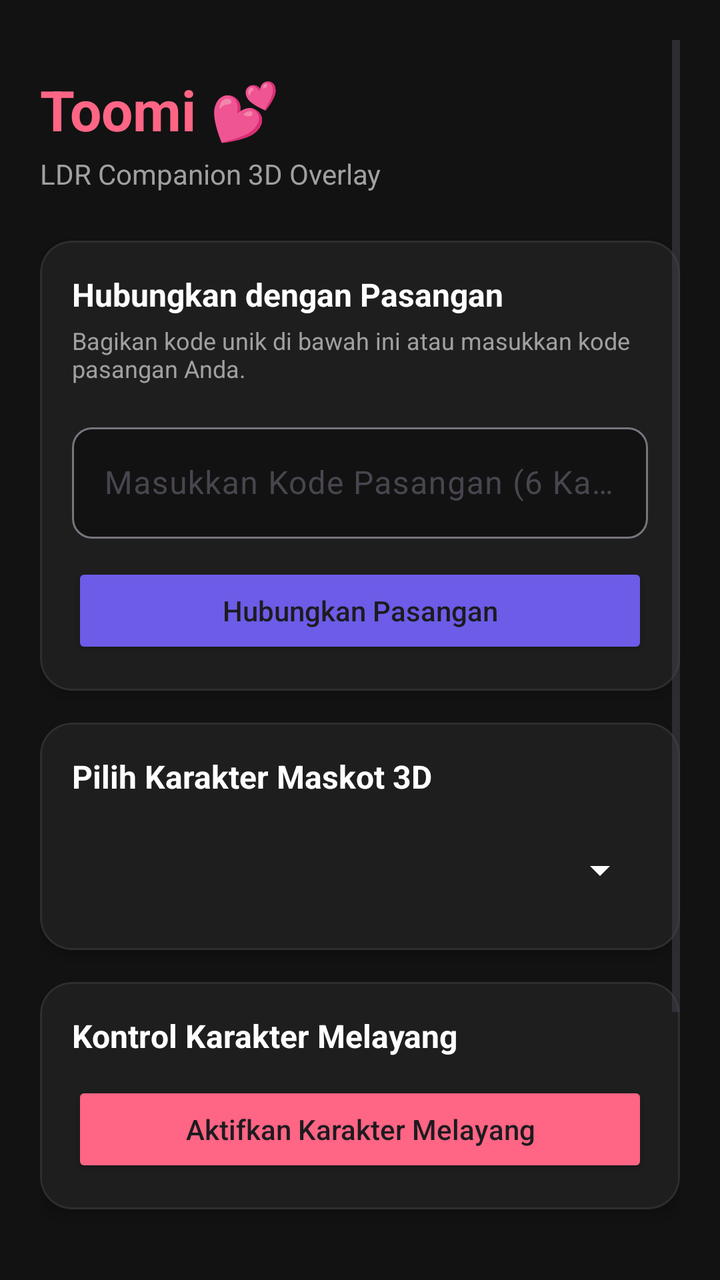
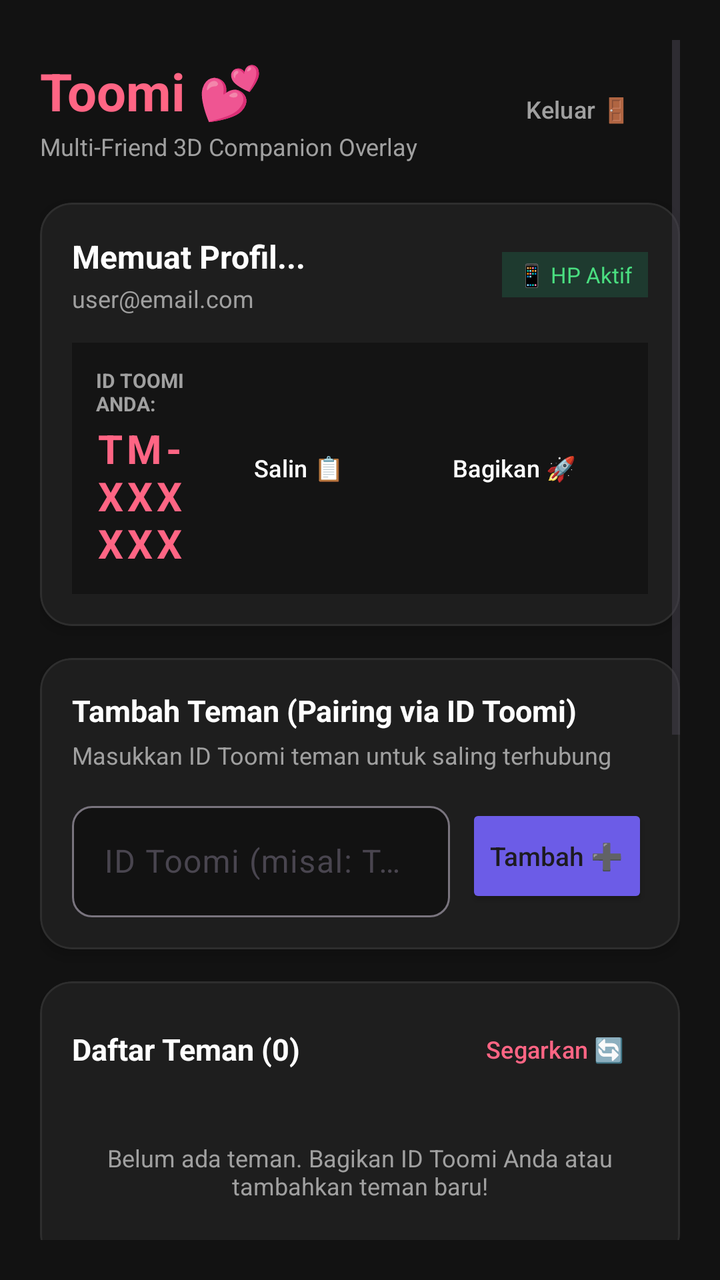

Before-and-after screenshots of an Android layout around one commit, followed by the original layout XML and the change that was made.
<!-- AndroidManifest.xml: application theme Theme.Toomi -->
<!-- res/layout/activity_main.xml -->
<?xml version="1.0" encoding="utf-8"?>
<ScrollView xmlns:android="http://schemas.android.com/apk/res/android"
    xmlns:app="http://schemas.android.com/apk/res-auto"
    android:layout_width="match_parent"
    android:layout_height="match_parent"
    android:background="@color/bg_dark"
    android:padding="20dp">

    <LinearLayout
        android:layout_width="match_parent"
        android:layout_height="wrap_content"
        android:orientation="vertical">

        
        <TextView
            android:layout_width="wrap_content"
            android:layout_height="wrap_content"
            android:layout_marginTop="16dp"
            android:text="Toomi 💕"
            android:textColor="@color/primary"
            android:textSize="28sp"
            android:textStyle="bold" />

        <TextView
            android:layout_width="wrap_content"
            android:layout_height="wrap_content"
            android:layout_marginTop="4dp"
            android:text="LDR Companion 3D Overlay"
            android:textColor="@color/text_muted"
            android:textSize="14sp" />

        
        <com.google.android.material.card.MaterialCardView
            android:layout_width="match_parent"
            android:layout_height="wrap_content"
            android:layout_marginTop="24dp"
            app:cardBackgroundColor="@color/card_bg"
            app:cardCornerRadius="16dp"
            app:cardElevation="4dp"
            app:strokeColor="#2E2E2E"
            app:strokeWidth="1dp">

            <LinearLayout
                android:layout_width="match_parent"
                android:layout_height="wrap_content"
                android:orientation="vertical"
                android:padding="16dp">

                <TextView
                    android:layout_width="wrap_content"
                    android:layout_height="wrap_content"
                    android:text="@string/title_pairing"
                    android:textColor="@color/text_white"
                    android:textSize="16sp"
                    android:textStyle="bold" />

                <TextView
                    android:layout_width="wrap_content"
                    android:layout_height="wrap_content"
                    android:layout_marginTop="4dp"
                    android:text="@string/desc_pairing"
                    android:textColor="@color/text_muted"
                    android:textSize="12sp" />

                <com.google.android.material.textfield.TextInputLayout
                    android:layout_width="match_parent"
                    android:layout_height="wrap_content"
                    android:layout_marginTop="16dp"
                    android:hint="Masukkan Kode Pasangan (6 Karakter)"
                    app:boxBackgroundColor="#121212"
                    app:boxCornerRadiusBottomEnd="10dp"
                    app:boxCornerRadiusBottomStart="10dp"
                    app:boxCornerRadiusTopEnd="10dp"
                    app:boxCornerRadiusTopStart="10dp">

                    <com.google.android.material.textfield.TextInputEditText
                        android:id="@+id/et_pair_code"
                        android:layout_width="match_parent"
                        android:layout_height="wrap_content"
                        android:textAllCaps="true"
                        android:textColor="@color/text_white" />
                </com.google.android.material.textfield.TextInputLayout>

                <Button
                    android:id="@+id/btn_connect_pair"
                    android:layout_width="match_parent"
                    android:layout_height="wrap_content"
                    android:layout_marginTop="12dp"
                    android:backgroundTint="@color/accent"
                    android:text="Hubungkan Pasangan"
                    android:textAllCaps="false" />
            </LinearLayout>
        </com.google.android.material.card.MaterialCardView>

        
        <com.google.android.material.card.MaterialCardView
            android:layout_width="match_parent"
            android:layout_height="wrap_content"
            android:layout_marginTop="16dp"
            app:cardBackgroundColor="@color/card_bg"
            app:cardCornerRadius="16dp"
            app:cardElevation="4dp"
            app:strokeColor="#2E2E2E"
            app:strokeWidth="1dp">

            <LinearLayout
                android:layout_width="match_parent"
                android:layout_height="wrap_content"
                android:orientation="vertical"
                android:padding="16dp">

                <TextView
                    android:layout_width="wrap_content"
                    android:layout_height="wrap_content"
                    android:text="Pilih Karakter Maskot 3D"
                    android:textColor="@color/text_white"
                    android:textSize="16sp"
                    android:textStyle="bold" />

                <Spinner
                    android:id="@+id/spinner_pet_selector"
                    android:layout_width="match_parent"
                    android:layout_height="48dp"
                    android:layout_marginTop="12dp"
                    android:backgroundTint="@color/text_white" />
            </LinearLayout>
        </com.google.android.material.card.MaterialCardView>

        
        <com.google.android.material.card.MaterialCardView
            android:layout_width="match_parent"
            android:layout_height="wrap_content"
            android:layout_marginTop="16dp"
            app:cardBackgroundColor="@color/card_bg"
            app:cardCornerRadius="16dp"
            app:cardElevation="4dp"
            app:strokeColor="#2E2E2E"
            app:strokeWidth="1dp">

            <LinearLayout
                android:layout_width="match_parent"
                android:layout_height="wrap_content"
                android:orientation="vertical"
                android:padding="16dp">

                <TextView
                    android:layout_width="wrap_content"
                    android:layout_height="wrap_content"
                    android:text="Kontrol Karakter Melayang"
                    android:textColor="@color/text_white"
                    android:textSize="16sp"
                    android:textStyle="bold" />

                <Button
                    android:id="@+id/btn_toggle_overlay"
                    android:layout_width="match_parent"
                    android:layout_height="wrap_content"
                    android:layout_marginTop="12dp"
                    android:backgroundTint="@color/primary"
                    android:text="@string/btn_start_overlay"
                    android:textAllCaps="false" />
            </LinearLayout>
        </com.google.android.material.card.MaterialCardView>

        
        <com.google.android.material.card.MaterialCardView
            android:layout_width="match_parent"
            android:layout_height="wrap_content"
            android:layout_marginTop="16dp"
            app:cardBackgroundColor="@color/card_bg"
            app:cardCornerRadius="16dp"
            app:cardElevation="4dp"
            app:strokeColor="#2E2E2E"
            app:strokeWidth="1dp">

            <LinearLayout
                android:layout_width="match_parent"
                android:layout_height="wrap_content"
                android:orientation="vertical"
                android:padding="16dp">

                <TextView
                    android:layout_width="wrap_content"
                    android:layout_height="wrap_content"
                    android:text="Uji Aksi Cepat ke Pasangan"
                    android:textColor="@color/text_white"
                    android:textSize="16sp"
                    android:textStyle="bold" />

                <Button
                    android:id="@+id/btn_send_poke"
                    android:layout_width="match_parent"
                    android:layout_height="wrap_content"
                    android:layout_marginTop="12dp"
                    android:backgroundTint="#3A3A3A"
                    android:text="@string/btn_send_poke"
                    android:textAllCaps="false"
                    android:textColor="@color/text_white" />

                <Button
                    android:id="@+id/btn_send_wave"
                    android:layout_width="match_parent"
                    android:layout_height="wrap_content"
                    android:layout_marginTop="8dp"
                    android:backgroundTint="#3A3A3A"
                    android:text="@string/btn_send_wave"
                    android:textAllCaps="false"
                    android:textColor="@color/text_white" />
            </LinearLayout>
        </com.google.android.material.card.MaterialCardView>

    </LinearLayout>
</ScrollView>
<!-- resources referenced by this layout -->
<resources>
  <color name="accent">#6C5CE7</color>
  <color name="bg_dark">#121212</color>
  <color name="card_bg">#1E1E1E</color>
  <color name="primary">#FF6584</color>
  <color name="text_muted">#A0A0A0</color>
  <color name="text_white">#FFFFFF</color>
  <string name="btn_send_poke">Kirim Poke (Cubit) 💖</string>
  <string name="btn_send_wave">Kirim Lambaian 👋</string>
  <string name="btn_start_overlay">Aktifkan Karakter Melayang</string>
  <string name="desc_pairing">Bagikan kode unik di bawah ini atau masukkan kode pasangan Anda.</string>
  <string name="title_pairing">Hubungkan dengan Pasangan</string>
  <style name="Theme.Toomi" parent="Theme.Material3.DayNight.NoActionBar">
          <item name="colorPrimary">@color/primary</item>
          <item name="colorSecondary">@color/accent</item>
          <item name="android:statusBarColor">@color/bg_dark</item>
      </style>
</resources>

<!-- the commit's change to res/layout/activity_main.xml (unified diff, before → after) -->
@@ -12,28 +12,52 @@
         android:orientation="vertical">
 
         
-        <TextView
-            android:layout_width="wrap_content"
-            android:layout_height="wrap_content"
-            android:layout_marginTop="16dp"
-            android:text="Toomi 💕"
-            android:textColor="@color/primary"
-            android:textSize="28sp"
-            android:textStyle="bold" />
-
-        <TextView
-            android:layout_width="wrap_content"
-            android:layout_height="wrap_content"
-            android:layout_marginTop="4dp"
-            android:text="LDR Companion 3D Overlay"
-            android:textColor="@color/text_muted"
-            android:textSize="14sp" />
-
-        
-        <com.google.android.material.card.MaterialCardView
-            android:layout_width="match_parent"
-            android:layout_height="wrap_content"
-            android:layout_marginTop="24dp"
+        <LinearLayout
+            android:layout_width="match_parent"
+            android:layout_height="wrap_content"
+            android:layout_marginTop="8dp"
+            android:gravity="center_vertical"
+            android:orientation="horizontal">
+
+            <LinearLayout
+                android:layout_width="0dp"
+                android:layout_height="wrap_content"
+                android:layout_weight="1"
+                android:orientation="vertical">
+
+                <TextView
+                    android:layout_width="wrap_content"
+                    android:layout_height="wrap_content"
+                    android:text="Toomi 💕"
+                    android:textColor="@color/primary"
+                    android:textSize="26sp"
+                    android:textStyle="bold" />
+
+                <TextView
+                    android:layout_width="wrap_content"
+                    android:layout_height="wrap_content"
+                    android:layout_marginTop="2dp"
+                    android:text="Multi-Friend 3D Companion Overlay"
+                    android:textColor="@color/text_muted"
+                    android:textSize="12sp" />
+            </LinearLayout>
+
+            <Button
+                android:id="@+id/btn_logout"
+                style="@style/Widget.Material3.Button.TonalButton"
+                android:layout_width="wrap_content"
+                android:layout_height="38dp"
+                android:backgroundTint="#333333"
+                android:text="Keluar 🚪"
+                android:textColor="@color/text_muted"
+                android:textSize="12sp" />
+        </LinearLayout>
+
+        
+        <com.google.android.material.card.MaterialCardView
+            android:layout_width="match_parent"
+            android:layout_height="wrap_content"
+            android:layout_marginTop="20dp"
             app:cardBackgroundColor="@color/card_bg"
             app:cardCornerRadius="16dp"
             app:cardElevation="4dp"
@@ -46,49 +70,178 @@
                 android:orientation="vertical"
                 android:padding="16dp">
 
-                <TextView
-                    android:layout_width="wrap_content"
-                    android:layout_height="wrap_content"
-                    android:text="@string/title_pairing"
+                <LinearLayout
+                    android:layout_width="match_parent"
+                    android:layout_height="wrap_content"
+                    android:gravity="center_vertical"
+                    android:orientation="horizontal">
+
+                    <LinearLayout
+                        android:layout_width="0dp"
+                        android:layout_height="wrap_content"
+                        android:layout_weight="1"
+                        android:orientation="vertical">
+
+                        <TextView
+                            android:id="@+id/tv_user_display_name"
+                            android:layout_width="wrap_content"
+                            android:layout_height="wrap_content"
+                            android:text="Memuat Profil..."
+                            android:textColor="@color/text_white"
+                            android:textSize="16sp"
+                            android:textStyle="bold" />
+
+                        <TextView
+                            android:id="@+id/tv_user_email"
+                            android:layout_width="wrap_content"
+                            android:layout_height="wrap_content"
+                            android:layout_marginTop="2dp"
+                            android:text="user@email.com"
+                            android:textColor="@color/text_muted"
+                            android:textSize="12sp" />
+                    </LinearLayout>
+
+                    <TextView
+                        android:id="@+id/tv_device_info"
+                        android:layout_width="wrap_content"
+                        android:layout_height="wrap_content"
+                        android:background="#1E3A2F"
+                        android:paddingHorizontal="8dp"
+                        android:paddingVertical="4dp"
+                        android:text="📱 HP Aktif"
+                        android:textColor="#4ADE80"
+                        android:textSize="11sp" />
+                </LinearLayout>
+
+                
+                <LinearLayout
+                    android:layout_width="match_parent"
+                    android:layout_height="wrap_content"
+                    android:layout_marginTop="14dp"
+                    android:background="#141414"
+                    android:gravity="center_vertical"
+                    android:orientation="horizontal"
+                    android:padding="12dp">
+
+                    <LinearLayout
+                        android:layout_width="0dp"
+                        android:layout_height="wrap_content"
+                        android:layout_weight="1"
+                        android:orientation="vertical">
+
+                        <TextView
+                            android:layout_width="wrap_content"
+                            android:layout_height="wrap_content"
+                            android:text="ID TOOMI ANDA:"
+                            android:textColor="@color/text_muted"
+                            android:textSize="10sp"
+                            android:textStyle="bold" />
+
+                        <TextView
+                            android:id="@+id/tv_my_toomi_id"
+                            android:layout_width="wrap_content"
+                            android:layout_height="wrap_content"
+                            android:layout_marginTop="2dp"
+                            android:letterSpacing="0.1"
+                            android:text="TM-XXXXXX"
+                            android:textColor="@color/primary"
+                            android:textSize="20sp"
+                            android:textStyle="bold" />
+                    </LinearLayout>
+
+                    <Button
+                        android:id="@+id/btn_copy_toomi_id"
+                        style="@style/Widget.Material3.Button.TonalButton"
+                        android:layout_width="wrap_content"
+                        android:layout_height="38dp"
+                        android:backgroundTint="#2C2C2C"
+                        android:text="Salin 📋"
+                        android:textColor="@color/text_white"
+                        android:textSize="12sp" />
+
+                    <Button
+                        android:id="@+id/btn_share_toomi_id"
+                        style="@style/Widget.Material3.Button.TonalButton"
+                        android:layout_width="wrap_content"
+                        android:layout_height="38dp"
+                        android:layout_marginStart="6dp"
+                        android:backgroundTint="#2C2C2C"
+                        android:text="Bagikan 🚀"
+                        android:textColor="@color/text_white"
+                        android:textSize="12sp" />
+                </LinearLayout>
+            </LinearLayout>
+        </com.google.android.material.card.MaterialCardView>
+
+        
+        <com.google.android.material.card.MaterialCardView
+            android:layout_width="match_parent"
+            android:layout_height="wrap_content"
+            android:layout_marginTop="16dp"
+            app:cardBackgroundColor="@color/card_bg"
+            app:cardCornerRadius="16dp"
+            app:cardElevation="4dp"
+            app:strokeColor="#2E2E2E"
+            app:strokeWidth="1dp">
+
+            <LinearLayout
+                android:layout_width="match_parent"
+                android:layout_height="wrap_content"
+                android:orientation="vertical"
+                android:padding="16dp">
+
+                <TextView
+                    android:layout_width="wrap_content"
+                    android:layout_height="wrap_content"
+                    android:text="Tambah Teman (Pairing via ID Toomi)"
                     android:textColor="@color/text_white"
-                    android:textSize="16sp"
+                    android:textSize="15sp"
                     android:textStyle="bold" />
 
                 <TextView
                     android:layout_width="wrap_content"
                     android:layout_height="wrap_content"
                     android:layout_marginTop="4dp"
-                    android:text="@string/desc_pairing"
+                    android:text="Masukkan ID Toomi teman untuk saling terhubung"
                     android:textColor="@color/text_muted"
                     android:textSize="12sp" />
 
-                <com.google.android.material.textfield.TextInputLayout
-                    android:layout_width="match_parent"
-                    android:layout_height="wrap_content"
-                    android:layout_marginTop="16dp"
-                    android:hint="Masukkan Kode Pasangan (6 Karakter)"
-                    app:boxBackgroundColor="#121212"
-                    app:boxCornerRadiusBottomEnd="10dp"
-                    app:boxCornerRadiusBottomStart="10dp"
-                    app:boxCornerRadiusTopEnd="10dp"
-                    app:boxCornerRadiusTopStart="10dp">
-
-                    <com.google.android.material.textfield.TextInputEditText
-                        android:id="@+id/et_pair_code"
-                        android:layout_width="match_parent"
-                        android:layout_height="wrap_content"
-                        android:textAllCaps="true"
-                        android:textColor="@color/text_white" />
-                </com.google.android.material.textfield.TextInputLayout>
-
-                <Button
-                    android:id="@+id/btn_connect_pair"
+                <LinearLayout
                     android:layout_width="match_parent"
                     android:layout_height="wrap_content"
                     android:layout_marginTop="12dp"
-                    android:backgroundTint="@color/accent"
-                    android:text="Hubungkan Pasangan"
-                    android:textAllCaps="false" />
+                    android:gravity="center_vertical"
+                    android:orientation="horizontal">
+
+                    <com.google.android.material.textfield.TextInputLayout
+                        android:layout_width="0dp"
+                        android:layout_height="wrap_content"
+                        android:layout_weight="1"
+                        android:hint="ID Toomi (misal: TM-9A2K7X)"
+                        app:boxBackgroundColor="#121212"
+                        app:boxCornerRadiusBottomEnd="10dp"
+                        app:boxCornerRadiusBottomStart="10dp"
+                        app:boxCornerRadiusTopEnd="10dp"
+                        app:boxCornerRadiusTopStart="10dp">
+
+                        <com.google.android.material.textfield.TextInputEditText
+                            android:id="@+id/et_search_toomi_id"
+                            android:layout_width="match_parent"
+                            android:layout_height="wrap_content"
+                            android:textAllCaps="true"
+                            android:textColor="@color/text_white" />
+                    </com.google.android.material.textfield.TextInputLayout>
+
+                    <Button
+                        android:id="@+id/btn_add_friend"
+                        android:layout_width="wrap_content"
+                        android:layout_height="52dp"
+                        android:layout_marginStart="8dp"
+                        android:backgroundTint="@color/accent"
+                        android:text="Tambah ➕"
+                        android:textAllCaps="false"
+                        android:textSize="13sp" />
+                </LinearLayout>
             </LinearLayout>
         </com.google.android.material.card.MaterialCardView>
 
@@ -109,19 +262,151 @@
                 android:orientation="vertical"
                 android:padding="16dp">
 
-                <TextView
-                    android:layout_width="wrap_content"
-                    android:layout_height="wrap_content"
-                    android:text="Pilih Karakter Maskot 3D"
+                <LinearLayout
+                    android:layout_width="match_parent"
+                    android:layout_height="wrap_content"
+                    android:gravity="center_vertical"
+                    android:orientation="horizontal">
+
+                    <TextView
+                        android:id="@+id/tv_friends_title"
+                        android:layout_width="0dp"
+                        android:layout_height="wrap_content"
+                        android:layout_weight="1"
+                        android:text="Daftar Teman (0)"
+                        android:textColor="@color/text_white"
+                        android:textSize="15sp"
+                        android:textStyle="bold" />
+
+                    <Button
+                        android:id="@+id/btn_refresh_friends"
+                        style="@style/Widget.Material3.Button.TextButton"
+                        android:layout_width="wrap_content"
+                        android:layout_height="36dp"
+                        android:text="Segarkan 🔄"
+                        android:textColor="@color/primary"
+                        android:textSize="12sp" />
+                </LinearLayout>
+
+                
+                <LinearLayout
+                    android:id="@+id/layout_friends_container"
+                    android:layout_width="match_parent"
+                    android:layout_height="wrap_content"
+                    android:layout_marginTop="12dp"
+                    android:orientation="vertical">
+
+                    <TextView
+                        android:id="@+id/tv_no_friends"
+                        android:layout_width="match_parent"
+                        android:layout_height="wrap_content"
+                        android:paddingVertical="16dp"
+                        android:gravity="center"
+                        android:text="Belum ada teman. Bagikan ID Toomi Anda atau tambahkan teman baru!"
+                        android:textColor="@color/text_muted"
+                        android:textSize="12sp" />
+                </LinearLayout>
+            </LinearLayout>
+        </com.google.android.material.card.MaterialCardView>
+
+        
+        <com.google.android.material.card.MaterialCardView
+            android:id="@+id/card_active_companion"
+            android:layout_width="match_parent"
+            android:layout_height="wrap_content"
+            android:layout_marginTop="16dp"
+            app:cardBackgroundColor="@color/card_bg"
+            app:cardCornerRadius="16dp"
+            app:cardElevation="4dp"
+            app:strokeColor="@color/primary"
+            app:strokeWidth="1.5dp">
+
+            <LinearLayout
+                android:layout_width="match_parent"
+                android:layout_height="wrap_content"
+                android:orientation="vertical"
+                android:padding="16dp">
+
+                <TextView
+                    android:layout_width="wrap_content"
+                    android:layout_height="wrap_content"
+                    android:text="Teman Terpasang di Layar 💖"
+                    android:textColor="@color/primary"
+                    android:textSize="14sp"
+                    android:textStyle="bold" />
+
+                <TextView
+                    android:id="@+id/tv_active_paired_friend"
+                    android:layout_width="wrap_content"
+                    android:layout_height="wrap_content"
+                    android:layout_marginTop="2dp"
+                    android:text="Pilih teman di atas untuk dipasangkan"
                     android:textColor="@color/text_white"
-                    android:textSize="16sp"
+                    android:textSize="15sp"
+                    android:textStyle="bold" />
+
+                
+                <LinearLayout
+                    android:layout_width="match_parent"
+                    android:layout_height="wrap_content"
+                    android:layout_marginTop="12dp"
+                    android:orientation="horizontal">
+
+                    <Button
+                        android:id="@+id/btn_send_poke"
+                        android:layout_width="0dp"
+                        android:layout_height="44dp"
+                        android:layout_marginEnd="6dp"
+                        android:layout_weight="1"
+                        android:backgroundTint="@color/primary"
+                        android:text="Cubit (Poke) 💖"
+                        android:textAllCaps="false"
+                        android:textSize="12sp" />
+
+                    <Button
+                        android:id="@+id/btn_send_wave"
+                        android:layout_width="0dp"
+                        android:layout_height="44dp"
+                        android:layout_marginStart="6dp"
+                        android:layout_weight="1"
+                        android:backgroundTint="@color/accent"
+                        android:text="Lambaian 👋"
+                        android:textAllCaps="false"
+                        android:textSize="12sp" />
+                </LinearLayout>
+            </LinearLayout>
+        </com.google.android.material.card.MaterialCardView>
+
+        
+        <com.google.android.material.card.MaterialCardView
+            android:layout_width="match_parent"
+            android:layout_height="wrap_content"
+            android:layout_marginTop="16dp"
+            app:cardBackgroundColor="@color/card_bg"
+            app:cardCornerRadius="16dp"
+            app:cardElevation="4dp"
+            app:strokeColor="#2E2E2E"
+            app:strokeWidth="1dp">
+
+            <LinearLayout
+                android:layout_width="match_parent"
+                android:layout_height="wrap_content"
+                android:orientation="vertical"
+                android:padding="16dp">
+
+                <TextView
+                    android:layout_width="wrap_content"
+                    android:layout_height="wrap_content"
+                    android:text="Pilih Maskot 3D Anda"
+                    android:textColor="@color/text_white"
+                    android:textSize="15sp"
                     android:textStyle="bold" />
 
                 <Spinner
                     android:id="@+id/spinner_pet_selector"
                     android:layout_width="match_parent"
                     android:layout_height="48dp"
-                    android:layout_marginTop="12dp"
+                    android:layout_marginTop="10dp"
                     android:backgroundTint="@color/text_white" />
             </LinearLayout>
         </com.google.android.material.card.MaterialCardView>
@@ -131,6 +416,7 @@
             android:layout_width="match_parent"
             android:layout_height="wrap_content"
             android:layout_marginTop="16dp"
+            android:layout_marginBottom="32dp"
             app:cardBackgroundColor="@color/card_bg"
             app:cardCornerRadius="16dp"
             app:cardElevation="4dp"
@@ -148,64 +434,27 @@
                     android:layout_height="wrap_content"
                     android:text="Kontrol Karakter Melayang"
                     android:textColor="@color/text_white"
-                    android:textSize="16sp"
-                    android:textStyle="bold" />
+                    android:textSize="15sp"
+                    android:textStyle="bold" />
+
+                <TextView
+                    android:layout_width="wrap_content"
+                    android:layout_height="wrap_content"
+                    android:layout_marginTop="4dp"
+                    android:text="Karakter 3D akan melayang di atas layar homescreen dan semua aplikasi"
+                    android:textColor="@color/text_muted"
+                    android:textSize="12sp" />
 
                 <Button
                     android:id="@+id/btn_toggle_overlay"
                     android:layout_width="match_parent"
-                    android:layout_height="wrap_content"
-                    android:layout_marginTop="12dp"
+                    android:layout_height="52dp"
+                    android:layout_marginTop="14dp"
                     android:backgroundTint="@color/primary"
                     android:text="@string/btn_start_overlay"
-                    android:textAllCaps="false" />
-            </LinearLayout>
-        </com.google.android.material.card.MaterialCardView>
-
-        
-        <com.google.android.material.card.MaterialCardView
-            android:layout_width="match_parent"
-            android:layout_height="wrap_content"
-            android:layout_marginTop="16dp"
-            app:cardBackgroundColor="@color/card_bg"
-            app:cardCornerRadius="16dp"
-            app:cardElevation="4dp"
-            app:strokeColor="#2E2E2E"
-            app:strokeWidth="1dp">
-
-            <LinearLayout
-                android:layout_width="match_parent"
-                android:layout_height="wrap_content"
-                android:orientation="vertical"
-                android:padding="16dp">
-
-                <TextView
-                    android:layout_width="wrap_content"
-                    android:layout_height="wrap_content"
-                    android:text="Uji Aksi Cepat ke Pasangan"
-                    android:textColor="@color/text_white"
-                    android:textSize="16sp"
-                    android:textStyle="bold" />
-
-                <Button
-                    android:id="@+id/btn_send_poke"
-                    android:layout_width="match_parent"
-                    android:layout_height="wrap_content"
-                    android:layout_marginTop="12dp"
-                    android:backgroundTint="#3A3A3A"
-                    android:text="@string/btn_send_poke"
                     android:textAllCaps="false"
-                    android:textColor="@color/text_white" />
-
-                <Button
-                    android:id="@+id/btn_send_wave"
-                    android:layout_width="match_parent"
-                    android:layout_height="wrap_content"
-                    android:layout_marginTop="8dp"
-                    android:backgroundTint="#3A3A3A"
-                    android:text="@string/btn_send_wave"
-                    android:textAllCaps="false"
-                    android:textColor="@color/text_white" />
+                    android:textSize="15sp"
+                    android:textStyle="bold" />
             </LinearLayout>
         </com.google.android.material.card.MaterialCardView>
 
<!-- resource entries referenced after the edit -->
@@ -6,11 +6,7 @@
   <color name="primary">#FF6584</color>
   <color name="text_muted">#A0A0A0</color>
   <color name="text_white">#FFFFFF</color>
-  <string name="btn_send_poke">Kirim Poke (Cubit) 💖</string>
-  <string name="btn_send_wave">Kirim Lambaian 👋</string>
   <string name="btn_start_overlay">Aktifkan Karakter Melayang</string>
-  <string name="desc_pairing">Bagikan kode unik di bawah ini atau masukkan kode pasangan Anda.</string>
-  <string name="title_pairing">Hubungkan dengan Pasangan</string>
   <style name="Theme.Toomi" parent="Theme.Material3.DayNight.NoActionBar">
           <item name="colorPrimary">@color/primary</item>
           <item name="colorSecondary">@color/accent</item>
